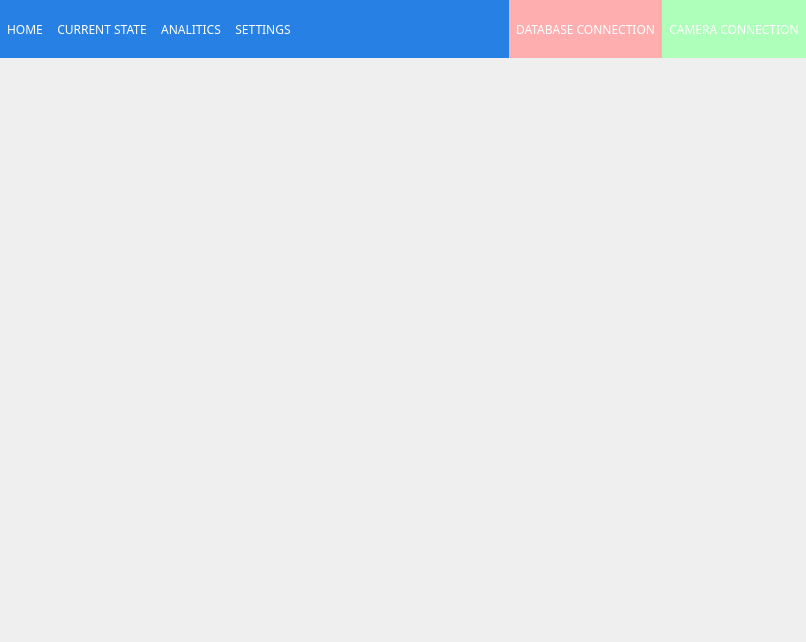
Above: navbar.ui from wojciechbukala/CarParkDesktopApp before the change. Below: the same form after it.
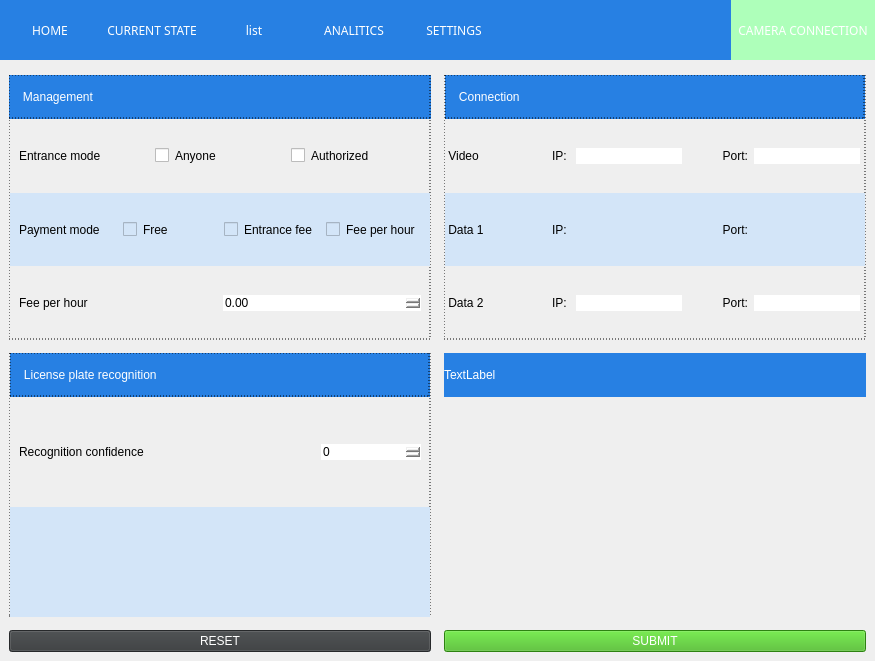
That is the form after the change. The open tabs and pages were chosen to show the change. Icons and pictures are not drawn.

What changed in the file:
```diff
--- a/navbar.ui
+++ b/navbar.ui
@@ -6,8 +6,8 @@
    <rect>
     <x>0</x>
     <y>0</y>
-    <width>806</width>
-    <height>642</height>
+    <width>875</width>
+    <height>661</height>
    </rect>
   </property>
   <property name="windowTitle">
@@ -66,6 +66,12 @@
            <verstretch>0</verstretch>
           </sizepolicy>
          </property>
+         <property name="minimumSize">
+          <size>
+           <width>100</width>
+           <height>0</height>
+          </size>
+         </property>
          <property name="font">
           <font>
            <family>Sans Serif Collection</family>
@@ -81,6 +87,16 @@
          <property name="text">
           <string>HOME</string>
          </property>
+         <property name="icon">
+          <iconset>
+           <normaloff>../Downloads/icons/home.svg</normaloff>../Downloads/icons/home.svg</iconset>
+         </property>
+         <property name="iconSize">
+          <size>
+           <width>25</width>
+           <height>25</height>
+          </size>
+         </property>
          <property name="autoRaise">
           <bool>true</bool>
          </property>
@@ -94,6 +110,12 @@
            <verstretch>0</verstretch>
           </sizepolicy>
          </property>
+         <property name="minimumSize">
+          <size>
+           <width>100</width>
+           <height>0</height>
+          </size>
+         </property>
          <property name="font">
           <font>
            <family>Sans Serif Collection</family>
@@ -103,6 +125,54 @@
          <property name="text">
           <string>CURRENT STATE</string>
          </property>
+         <property name="icon">
+          <iconset>
+           <normaloff>../Downloads/icons/car.svg</normaloff>../Downloads/icons/car.svg</iconset>
+         </property>
+         <property name="iconSize">
+          <size>
+           <width>25</width>
+           <height>25</height>
+          </size>
+         </property>
+         <property name="autoRaise">
+          <bool>true</bool>
+         </property>
+        </widget>
+       </item>
+       <item>
+        <widget class="QToolButton" name="auth_lis">
+         <property name="sizePolicy">
+          <sizepolicy hsizetype="Fixed" vsizetype="Expanding">
+           <horstretch>0</horstretch>
+           <verstretch>0</verstretch>
+          </sizepolicy>
+         </property>
+         <property name="minimumSize">
+          <size>
+           <width>100</width>
+           <height>0</height>
+          </size>
+         </property>
+         <property name="font">
+          <font>
+           <family>Sans Serif Collection</family>
+           <pointsize>9</pointsize>
+          </font>
+         </property>
+         <property name="text">
+          <string>list</string>
+         </property>
+         <property name="icon">
+          <iconset>
+           <normaloff>../Downloads/icons/list.svg</normaloff>../Downloads/icons/list.svg</iconset>
+         </property>
+         <property name="iconSize">
+          <size>
+           <width>25</width>
+           <height>25</height>
+          </size>
+         </property>
          <property name="autoRaise">
           <bool>true</bool>
          </property>
@@ -116,6 +186,12 @@
            <verstretch>0</verstretch>
           </sizepolicy>
          </property>
+         <property name="minimumSize">
+          <size>
+           <width>100</width>
+           <height>0</height>
+          </size>
+         </property>
          <property name="font">
           <font>
            <family>Sans Serif Collection</family>
@@ -125,6 +201,16 @@
          <property name="text">
           <string>ANALITICS</string>
          </property>
+         <property name="icon">
+          <iconset>
+           <normaloff>../Downloads/icons/chart.svg</normaloff>../Downloads/icons/chart.svg</iconset>
+         </property>
+         <property name="iconSize">
+          <size>
+           <width>25</width>
+           <height>25</height>
+          </size>
+         </property>
          <property name="autoRaise">
           <bool>true</bool>
          </property>
@@ -138,6 +224,12 @@
            <verstretch>0</verstretch>
           </sizepolicy>
          </property>
+         <property name="minimumSize">
+          <size>
+           <width>100</width>
+           <height>0</height>
+          </size>
+         </property>
          <property name="font">
           <font>
            <family>Sans Serif Collection</family>
@@ -147,6 +239,16 @@
          <property name="text">
           <string>SETTINGS</string>
          </property>
+         <property name="icon">
+          <iconset>
+           <normaloff>../Downloads/icons/settings.svg</normaloff>../Downloads/icons/settings.svg</iconset>
+         </property>
+         <property name="iconSize">
+          <size>
+           <width>25</width>
+           <height>25</height>
+          </size>
+         </property>
          <property name="autoRaise">
           <bool>true</bool>
          </property>
@@ -157,42 +259,14 @@
          <property name="orientation">
           <enum>Qt::Horizontal</enum>
          </property>
-         <property name="sizeType">
-          <enum>QSizePolicy::Expanding</enum>
-         </property>
          <property name="sizeHint" stdset="0">
           <size>
-           <width>40</width>
+           <width>0</width>
            <height>20</height>
           </size>
          </property>
         </spacer>
        </item>
-       <item>
-        <widget class="QToolButton" name="db_button">
-         <property name="sizePolicy">
-          <sizepolicy hsizetype="Fixed" vsizetype="Expanding">
-           <horstretch>0</horstretch>
-           <verstretch>0</verstretch>
-          </sizepolicy>
-         </property>
-         <property name="font">
-          <font>
-           <family>Sans Serif Collection</family>
-           <pointsize>9</pointsize>
-          </font>
-         </property>
-         <property name="styleSheet">
-          <string notr="true">background-color: rgb(255, 174, 175);</string>
-         </property>
-         <property name="text">
-          <string>DATABASE CONNECTION</string>
-         </property>
-         <property name="autoRaise">
-          <bool>true</bool>
-         </property>
-        </widget>
-       </item>
        <item>
         <widget class="QToolButton" name="camera_button">
          <property name="sizePolicy">
@@ -201,6 +275,12 @@
            <verstretch>0</verstretch>
           </sizepolicy>
          </property>
+         <property name="minimumSize">
+          <size>
+           <width>100</width>
+           <height>0</height>
+          </size>
+         </property>
          <property name="font">
           <font>
            <family>Sans Serif Collection</family>
@@ -213,6 +293,16 @@
          <property name="text">
           <string>CAMERA CONNECTION</string>
          </property>
+         <property name="icon">
+          <iconset>
+           <normaloff>../Downloads/icons/connection.svg</normaloff>../Downloads/icons/connection.svg</iconset>
+         </property>
+         <property name="iconSize">
+          <size>
+           <width>50</width>
+           <height>50</height>
+          </size>
+         </property>
          <property name="autoRaise">
           <bool>true</bool>
          </property>
@@ -223,6 +313,9 @@
     </item>
     <item>
      <widget class="QStackedWidget" name="content">
+      <property name="styleSheet">
+       <string notr="true">font: 9pt &quot;Sans Serif Collection&quot;;</string>
+      </property>
       <property name="currentIndex">
        <number>1</number>
       </property>
@@ -528,7 +621,7 @@
          </widget>
         </item>
         <item>
-         <widget class="QWidget" name="widget_3" native="true">
+         <widget class="QWidget" name="CarsTableWidget" native="true">
           <property name="minimumSize">
            <size>
             <width>0</width>
@@ -537,7 +630,11 @@
           </property>
           <property name="font">
            <font>
-            <pointsize>12</pointsize>
+            <family>Sans Serif Collection</family>
+            <pointsize>9</pointsize>
+            <weight>50</weight>
+            <italic>false</italic>
+            <bold>false</bold>
            </font>
           </property>
           <layout class="QVBoxLayout" name="verticalLayout_8">
@@ -576,7 +673,755 @@
        </layout>
       </widget>
       <widget class="QWidget" name="analitics_page"/>
-      <widget class="QWidget" name="settings_page"/>
+      <widget class="QWidget" name="settings_page">
+       <layout class="QGridLayout" name="gridLayout">
+        <property name="spacing">
+         <number>13</number>
+        </property>
+        <item row="0" column="0">
+         <widget class="QWidget" name="management_settings" native="true">
+          <property name="styleSheet">
+           <string notr="true">border: 1px dotted;</string>
+          </property>
+          <layout class="QVBoxLayout" name="verticalLayout_7" stretch="1,5">
+           <property name="spacing">
+            <number>0</number>
+           </property>
+           <property name="leftMargin">
+            <number>0</number>
+           </property>
+           <property name="topMargin">
+            <number>0</number>
+           </property>
+           <property name="rightMargin">
+            <number>0</number>
+           </property>
+           <property name="bottomMargin">
+            <number>0</number>
+           </property>
+           <item>
+            <widget class="QLabel" name="label">
+             <property name="styleSheet">
+              <string notr="true">background-color: #2780e3;
+color: rgb(255, 255, 255);</string>
+             </property>
+             <property name="text">
+              <string>   Management</string>
+             </property>
+            </widget>
+           </item>
+           <item>
+            <widget class="QWidget" name="widget_7" native="true">
+             <property name="styleSheet">
+              <string notr="true">border: 0px solid black;</string>
+             </property>
+             <layout class="QVBoxLayout" name="verticalLayout_12">
+              <property name="spacing">
+               <number>0</number>
+              </property>
+              <property name="leftMargin">
+               <number>1</number>
+              </property>
+              <property name="topMargin">
+               <number>0</number>
+              </property>
+              <property name="rightMargin">
+               <number>1</number>
+              </property>
+              <property name="bottomMargin">
+               <number>0</number>
+              </property>
+              <item>
+               <widget class="QWidget" name="entrance_mode" native="true">
+                <layout class="QHBoxLayout" name="horizontalLayout_4">
+                 <item>
+                  <widget class="QLabel" name="label_5">
+                   <property name="text">
+                    <string>Entrance mode</string>
+                   </property>
+                  </widget>
+                 </item>
+                 <item>
+                  <widget class="QCheckBox" name="anyone">
+                   <property name="text">
+                    <string>Anyone</string>
+                   </property>
+                  </widget>
+                 </item>
+                 <item>
+                  <widget class="QCheckBox" name="authorized">
+                   <property name="text">
+                    <string>Authorized</string>
+                   </property>
+                  </widget>
+                 </item>
+                </layout>
+               </widget>
+              </item>
+              <item>
+               <widget class="QWidget" name="payment_mode" native="true">
+                <property name="styleSheet">
+                 <string notr="true">background-color: #d3e5f8;</string>
+                </property>
+                <layout class="QHBoxLayout" name="horizontalLayout_7">
+                 <item>
+                  <widget class="QLabel" name="label_9">
+                   <property name="text">
+                    <string>Payment mode     </string>
+                   </property>
+                  </widget>
+                 </item>
+                 <item>
+                  <widget class="QCheckBox" name="free">
+                   <property name="text">
+                    <string>Free</string>
+                   </property>
+                  </widget>
+                 </item>
+                 <item>
+                  <widget class="QCheckBox" name="entrance_fee">
+                   <property name="text">
+                    <string>Entrance fee</string>
+                   </property>
+                  </widget>
+                 </item>
+                 <item>
+                  <widget class="QCheckBox" name="free_per_hour">
+                   <property name="text">
+                    <string>Fee per hour</string>
+                   </property>
+                  </widget>
+                 </item>
+                </layout>
+               </widget>
+              </item>
+              <item>
+               <widget class="QWidget" name="fee_per_hour" native="true">
+                <layout class="QHBoxLayout" name="horizontalLayout_8">
+                 <item>
+                  <widget class="QLabel" name="label_10">
+                   <property name="text">
+                    <string>Fee per hour</string>
+                   </property>
+                  </widget>
+                 </item>
+                 <item>
+                  <widget class="QDoubleSpinBox" name="fee_per_hour_input"/>
+                 </item>
+                </layout>
+               </widget>
+              </item>
+             </layout>
+            </widget>
+           </item>
+          </layout>
+         </widget>
+        </item>
+        <item row="0" column="1">
+         <widget class="QWidget" name="connection_settings" native="true">
+          <property name="styleSheet">
+           <string notr="true">border: 1px dotted;</string>
+          </property>
+          <layout class="QVBoxLayout" name="verticalLayout_9" stretch="1,5">
+           <property name="spacing">
+            <number>0</number>
+           </property>
+           <property name="leftMargin">
+            <number>1</number>
+           </property>
+           <property name="topMargin">
+            <number>0</number>
+           </property>
+           <property name="rightMargin">
+            <number>1</number>
+           </property>
+           <property name="bottomMargin">
+            <number>0</number>
+           </property>
+           <item>
+            <widget class="QLabel" name="label_2">
+             <property name="styleSheet">
+              <string notr="true">background-color: #2780e3;
+color: rgb(255, 255, 255);</string>
+             </property>
+             <property name="text">
+              <string>   Connection</string>
+             </property>
+            </widget>
+           </item>
+           <item>
+            <widget class="QWidget" name="widget_11" native="true">
+             <property name="styleSheet">
+              <string notr="true">border: 0px;</string>
+             </property>
+             <layout class="QVBoxLayout" name="verticalLayout_14">
+              <property name="spacing">
+               <number>0</number>
+              </property>
+              <property name="leftMargin">
+               <number>0</number>
+              </property>
+              <property name="topMargin">
+               <number>0</number>
+              </property>
+              <property name="rightMargin">
+               <number>0</number>
+              </property>
+              <property name="bottomMargin">
+               <number>0</number>
+              </property>
+              <item>
+               <widget class="QWidget" name="video_socket" native="true">
+                <layout class="QHBoxLayout" name="horizontalLayout_9">
+                 <property name="leftMargin">
+                  <number>0</number>
+                 </property>
+                 <property name="rightMargin">
+                  <number>5</number>
+                 </property>
+                 <item>
+                  <widget class="QLabel" name="label_11">
+                   <property name="text">
+                    <string> Video</string>
+                   </property>
+                  </widget>
+                 </item>
+                 <item>
+                  <widget class="QLabel" name="label_14">
+                   <property name="text">
+                    <string>IP: </string>
+                   </property>
+                   <property name="alignment">
+                    <set>Qt::AlignRight|Qt::AlignTrailing|Qt::AlignVCenter</set>
+                   </property>
+                  </widget>
+                 </item>
+                 <item>
+                  <widget class="QLineEdit" name="lineEdit_2">
+                   <property name="sizePolicy">
+                    <sizepolicy hsizetype="Fixed" vsizetype="Fixed">
+                     <horstretch>0</horstretch>
+                     <verstretch>0</verstretch>
+                    </sizepolicy>
+                   </property>
+                   <property name="maximumSize">
+                    <size>
+                     <width>200</width>
+                     <height>16777215</height>
+                    </size>
+                   </property>
+                   <property name="text">
+                    <string/>
+                   </property>
+                  </widget>
+                 </item>
+                 <item>
+                  <widget class="QLabel" name="label_15">
+                   <property name="text">
+                    <string>Port:</string>
+                   </property>
+                   <property name="alignment">
+                    <set>Qt::AlignRight|Qt::AlignTrailing|Qt::AlignVCenter</set>
+                   </property>
+                  </widget>
+                 </item>
+                 <item>
+                  <widget class="QLineEdit" name="lineEdit_3">
+                   <property name="sizePolicy">
+                    <sizepolicy hsizetype="Fixed" vsizetype="Fixed">
+                     <horstretch>0</horstretch>
+                     <verstretch>0</verstretch>
+                    </sizepolicy>
+                   </property>
+                   <property name="maximumSize">
+                    <size>
+                     <width>200</width>
+                     <height>16777215</height>
+                    </size>
+                   </property>
+                  </widget>
+                 </item>
+                </layout>
+               </widget>
+              </item>
+              <item>
+               <widget class="QWidget" name="data_socket1" native="true">
+                <property name="styleSheet">
+                 <string notr="true">background-color: #d3e5f8;</string>
+                </property>
+                <layout class="QHBoxLayout" name="horizontalLayout_10">
+                 <property name="leftMargin">
+                  <number>0</number>
+                 </property>
+                 <property name="rightMargin">
+                  <number>5</number>
+                 </property>
+                 <item>
+                  <widget class="QLabel" name="label_12">
+                   <property name="text">
+                    <string> Data 1</string>
+                   </property>
+                  </widget>
+                 </item>
+                 <item>
+                  <widget class="QLabel" name="label_17">
+                   <property name="text">
+                    <string>IP: </string>
+                   </property>
+                   <property name="alignment">
+                    <set>Qt::AlignRight|Qt::AlignTrailing|Qt::AlignVCenter</set>
+                   </property>
+                  </widget>
+                 </item>
+                 <item>
+                  <widget class="QLineEdit" name="data1_ip">
+                   <property name="sizePolicy">
+                    <sizepolicy hsizetype="Fixed" vsizetype="Fixed">
+                     <horstretch>0</horstretch>
+                     <verstretch>0</verstretch>
+                    </sizepolicy>
+                   </property>
+                   <property name="maximumSize">
+                    <size>
+                     <width>200</width>
+                     <height>16777215</height>
+                    </size>
+                   </property>
+                   <property name="text">
+                    <string/>
+                   </property>
+                  </widget>
+                 </item>
+                 <item>
+                  <widget class="QLabel" name="label_16">
+                   <property name="text">
+                    <string>Port:</string>
+                   </property>
+                   <property name="alignment">
+                    <set>Qt::AlignRight|Qt::AlignTrailing|Qt::AlignVCenter</set>
+                   </property>
+                  </widget>
+                 </item>
+                 <item>
+                  <widget class="QLineEdit" name="data1_port">
+                   <property name="sizePolicy">
+                    <sizepolicy hsizetype="Fixed" vsizetype="Fixed">
+                     <horstretch>0</horstretch>
+                     <verstretch>0</verstretch>
+                    </sizepolicy>
+                   </property>
+                   <property name="maximumSize">
+                    <size>
+                     <width>200</width>
+                     <height>16777215</height>
+                    </size>
+                   </property>
+                  </widget>
+                 </item>
+                </layout>
+               </widget>
+              </item>
+              <item>
+               <widget class="QWidget" name="data_socket2" native="true">
+                <layout class="QHBoxLayout" name="horizontalLayout_11">
+                 <property name="leftMargin">
+                  <number>0</number>
+                 </property>
+                 <property name="rightMargin">
+                  <number>5</number>
+                 </property>
+                 <item>
+                  <widget class="QLabel" name="label_13">
+                   <property name="text">
+                    <string> Data 2</string>
+                   </property>
+                  </widget>
+                 </item>
+                 <item>
+                  <widget class="QLabel" name="label_19">
+                   <property name="text">
+                    <string>IP: </string>
+                   </property>
+                   <property name="alignment">
+                    <set>Qt::AlignRight|Qt::AlignTrailing|Qt::AlignVCenter</set>
+                   </property>
+                  </widget>
+                 </item>
+                 <item>
+                  <widget class="QLineEdit" name="lineEdit_6">
+                   <property name="sizePolicy">
+                    <sizepolicy hsizetype="Fixed" vsizetype="Fixed">
+                     <horstretch>0</horstretch>
+                     <verstretch>0</verstretch>
+                    </sizepolicy>
+                   </property>
+                   <property name="maximumSize">
+                    <size>
+                     <width>200</width>
+                     <height>16777215</height>
+                    </size>
+                   </property>
+                   <property name="text">
+                    <string/>
+                   </property>
+                  </widget>
+                 </item>
+                 <item>
+                  <widget class="QLabel" name="label_18">
+                   <property name="text">
+                    <string>Port:</string>
+                   </property>
+                   <property name="alignment">
+                    <set>Qt::AlignRight|Qt::AlignTrailing|Qt::AlignVCenter</set>
+                   </property>
+                  </widget>
+                 </item>
+                 <item>
+                  <widget class="QLineEdit" name="lineEdit_7">
+                   <property name="sizePolicy">
+                    <sizepolicy hsizetype="Fixed" vsizetype="Fixed">
+                     <horstretch>0</horstretch>
+                     <verstretch>0</verstretch>
+                    </sizepolicy>
+                   </property>
+                   <property name="maximumSize">
+                    <size>
+                     <width>200</width>
+                     <height>16777215</height>
+                    </size>
+                   </property>
+                  </widget>
+                 </item>
+                </layout>
+               </widget>
+              </item>
+             </layout>
+            </widget>
+           </item>
+          </layout>
+         </widget>
+        </item>
+        <item row="1" column="1">
+         <widget class="QWidget" name="widget_5" native="true">
+          <layout class="QVBoxLayout" name="verticalLayout_11" stretch="1,5">
+           <property name="spacing">
+            <number>0</number>
+           </property>
+           <property name="leftMargin">
+            <number>0</number>
+           </property>
+           <property name="topMargin">
+            <number>0</number>
+           </property>
+           <property name="rightMargin">
+            <number>0</number>
+           </property>
+           <property name="bottomMargin">
+            <number>0</number>
+           </property>
+           <item>
+            <widget class="QLabel" name="label_4">
+             <property name="styleSheet">
+              <string notr="true">background-color: #2780e3;
+color: rgb(255, 255, 255);</string>
+             </property>
+             <property name="text">
+              <string>TextLabel</string>
+             </property>
+            </widget>
+           </item>
+           <item>
+            <widget class="QWidget" name="widget_13" native="true"/>
+           </item>
+          </layout>
+         </widget>
+        </item>
+        <item row="1" column="0">
+         <widget class="QWidget" name="recognition_settings" native="true">
+          <property name="styleSheet">
+           <string notr="true">border: 1px dotted;</string>
+          </property>
+          <layout class="QVBoxLayout" name="verticalLayout_10" stretch="1,5">
+           <property name="spacing">
+            <number>0</number>
+           </property>
+           <property name="leftMargin">
+            <number>1</number>
+           </property>
+           <property name="topMargin">
+            <number>0</number>
+           </property>
+           <property name="rightMargin">
+            <number>1</number>
+           </property>
+           <property name="bottomMargin">
+            <number>0</number>
+           </property>
+           <item>
+            <widget class="QLabel" name="label_3">
+             <property name="styleSheet">
+              <string notr="true">background-color: #2780e3;
+color: rgb(255, 255, 255);</string>
+             </property>
+             <property name="text">
+              <string>   License plate recognition</string>
+             </property>
+            </widget>
+           </item>
+           <item>
+            <widget class="QWidget" name="widget_9" native="true">
+             <property name="styleSheet">
+              <string notr="true">border: 0px;</string>
+             </property>
+             <layout class="QVBoxLayout" name="verticalLayout_15">
+              <property name="spacing">
+               <number>0</number>
+              </property>
+              <property name="leftMargin">
+               <number>0</number>
+              </property>
+              <property name="topMargin">
+               <number>0</number>
+              </property>
+              <property name="rightMargin">
+               <number>0</number>
+              </property>
+              <property name="bottomMargin">
+               <number>0</number>
+              </property>
+              <item>
+               <widget class="QWidget" name="widget_2" native="true">
+                <layout class="QHBoxLayout" name="horizontalLayout_12">
+                 <item>
+                  <widget class="QLabel" name="label_20">
+                   <property name="text">
+                    <string>Recognition confidence</string>
+                   </property>
+                  </widget>
+                 </item>
+                 <item>
+                  <widget class="QSpinBox" name="spinBox">
+                   <property name="maximumSize">
+                    <size>
+                     <width>100</width>
+                     <height>16777215</height>
+                    </size>
+                   </property>
+                  </widget>
+                 </item>
+                </layout>
+               </widget>
+              </item>
+              <item>
+               <widget class="QWidget" name="widget_3" native="true">
+                <property name="styleSheet">
+                 <string notr="true">background-color: #d3e5f8;</string>
+                </property>
+               </widget>
+              </item>
+             </layout>
+            </widget>
+           </item>
+          </layout>
+         </widget>
+        </item>
+        <item row="2" column="1">
+         <widget class="QPushButton" name="submit_button">
+          <property name="styleSheet">
+           <string notr="true">background-color: #3fb618;
+color: #fff;
+</string>
+          </property>
+          <property name="text">
+           <string>SUBMIT</string>
+          </property>
+         </widget>
+        </item>
+        <item row="2" column="0">
+         <widget class="QPushButton" name="reset_button">
+          <property name="styleSheet">
+           <string notr="true">background-color: #373a3c;
+color: #fff;</string>
+          </property>
+          <property name="text">
+           <string>RESET</string>
+          </property>
+         </widget>
+        </item>
+       </layout>
+      </widget>
+      <widget class="QWidget" name="auth_list_page">
+       <layout class="QVBoxLayout" name="verticalLayout_16">
+        <item>
+         <widget class="QLabel" name="label_21">
+          <property name="text">
+           <string>Authorized cars list</string>
+          </property>
+         </widget>
+        </item>
+        <item>
+         <widget class="QWidget" name="Add_car" native="true">
+          <layout class="QVBoxLayout" name="verticalLayout_13">
+           <item>
+            <widget class="QWidget" name="Labels" native="true">
+             <property name="minimumSize">
+              <size>
+               <width>0</width>
+               <height>0</height>
+              </size>
+             </property>
+             <property name="maximumSize">
+              <size>
+               <width>16777215</width>
+               <height>25</height>
+              </size>
+             </property>
+             <layout class="QHBoxLayout" name="horizontalLayout_6" stretch="6,4,6,2">
+              <property name="spacing">
+               <number>0</number>
+              </property>
+              <property name="leftMargin">
+               <number>0</number>
+              </property>
+              <property name="topMargin">
+               <number>0</number>
+              </property>
+              <property name="rightMargin">
+               <number>0</number>
+              </property>
+              <property name="bottomMargin">
+               <number>0</number>
+              </property>
+              <item>
+               <widget class="QLabel" name="label_6">
+                <property name="text">
+                 <string>License plate</string>
+                </property>
+                <property name="alignment">
+                 <set>Qt::AlignCenter</set>
+                </property>
+               </widget>
+              </item>
+              <item>
+               <widget class="QLabel" name="label_7">
+                <property name="text">
+                 <string>Start date</string>
+                </property>
+                <property name="alignment">
+                 <set>Qt::AlignCenter</set>
+                </property>
+               </widget>
+              </item>
+              <item>
+               <widget class="QLabel" name="label_8">
+                <property name="text">
+                 <string>End date</string>
+                </property>
+                <property name="alignment">
+                 <set>Qt::AlignCenter</set>
+                </property>
+               </widget>
+              </item>
+              <item>
+               <widget class="QWidget" name="widget_16" native="true"/>
+              </item>
+             </layout>
+            </widget>
+           </item>
+           <item>
+            <widget class="QWidget" name="Input" native="true">
+             <layout class="QHBoxLayout" name="horizontalLayout_5" stretch="5,4,4,1">
+              <property name="leftMargin">
+               <number>0</number>
+              </property>
+              <property name="topMargin">
+               <number>0</number>
+              </property>
+              <property name="rightMargin">
+               <number>0</number>
+              </property>
+              <property name="bottomMargin">
+               <number>0</number>
+              </property>
+              <item>
+               <widget class="QLineEdit" name="lineEdit">
+                <property name="minimumSize">
+                 <size>
+                  <width>100</width>
+                  <height>0</height>
+                 </size>
+                </property>
+               </widget>
+              </item>
+              <item>
+               <widget class="QDateEdit" name="dateEdit">
+                <property name="minimumSize">
+                 <size>
+                  <width>60</width>
+                  <height>0</height>
+                 </size>
+                </property>
+               </widget>
+              </item>
+              <item>
+               <widget class="QDateEdit" name="dateEdit_2">
+                <property name="minimumSize">
+                 <size>
+                  <width>60</width>
+                  <height>0</height>
+                 </size>
+                </property>
+               </widget>
+              </item>
+              <item>
+               <widget class="QPushButton" name="pushButton">
+                <property name="text">
+                 <string>ADD</string>
+                </property>
+               </widget>
+              </item>
+             </layout>
+            </widget>
+           </item>
+          </layout>
+         </widget>
+        </item>
+        <item>
+         <widget class="QTableWidget" name="tableWidget">
+          <property name="sizePolicy">
+           <sizepolicy hsizetype="Expanding" vsizetype="Expanding">
+            <horstretch>0</horstretch>
+            <verstretch>0</verstretch>
+           </sizepolicy>
+          </property>
+          <attribute name="horizontalHeaderCascadingSectionResizes">
+           <bool>false</bool>
+          </attribute>
+          <attribute name="horizontalHeaderDefaultSectionSize">
+           <number>283</number>
+          </attribute>
+          <attribute name="horizontalHeaderStretchLastSection">
+           <bool>true</bool>
+          </attribute>
+          <column>
+           <property name="text">
+            <string>License Plate</string>
+           </property>
+          </column>
+          <column>
+           <property name="text">
+            <string>Authorization start</string>
+           </property>
+          </column>
+          <column>
+           <property name="text">
+            <string>Authorization expire</string>
+           </property>
+          </column>
+         </widget>
+        </item>
+       </layout>
+      </widget>
      </widget>
     </item>
    </layout>
```
Left out of the diff: 41 changed lines with no effect on the pictures.
